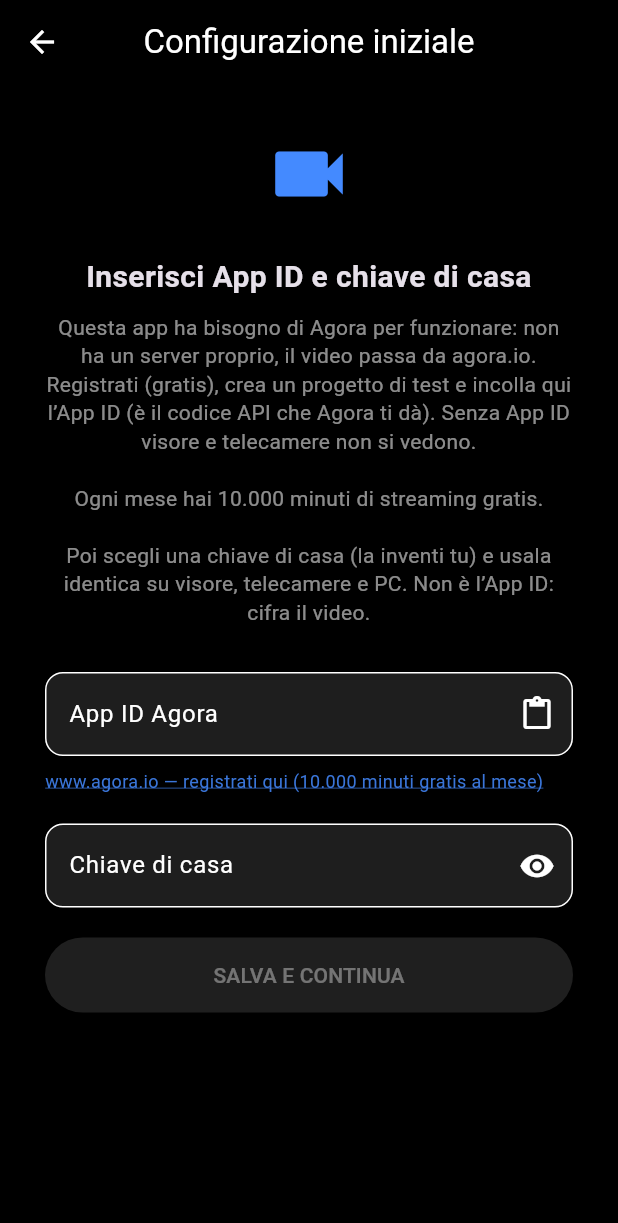
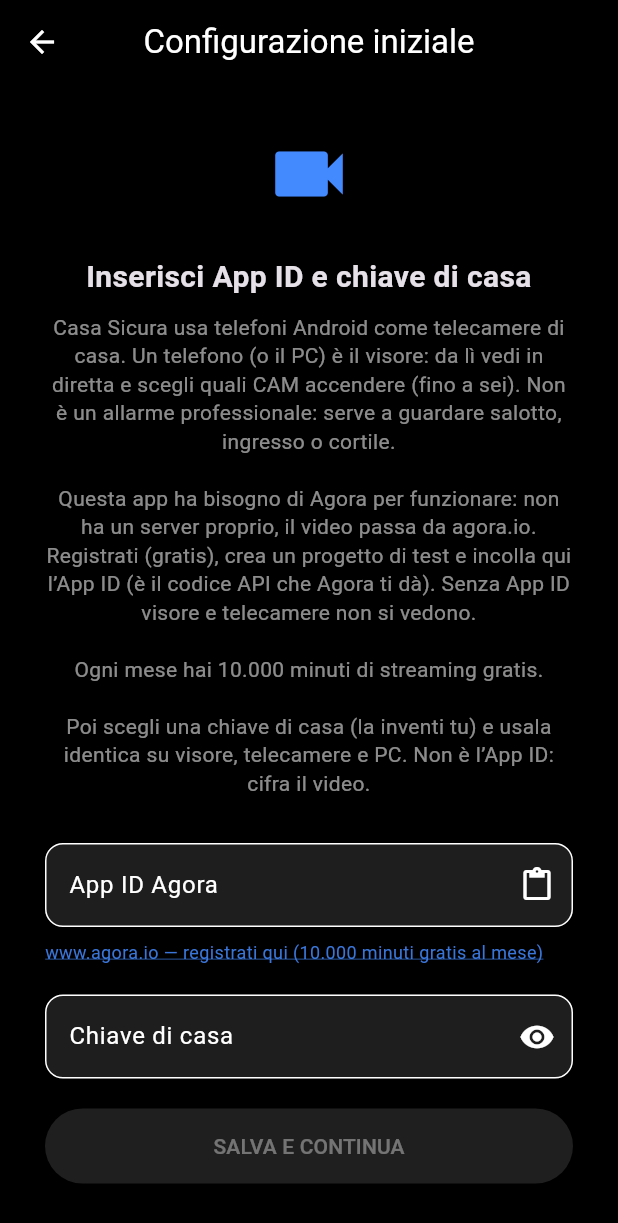
Before and after one commit to Nomeper/home-security-cam, a Flutter app: the AppIdInputScreen screen opened directly, on a phone screen of 412 x 824 dp. Shown: the top 1223 px of the screen. Run offline on Flutter 3.47's test engine with Material 3 defaults, Android fonts, the phone set to English and light mode, and no system bars; our stand-ins replace battery_plus, permission_handler, shared_preferences, wakelock_plus; missing offline and left inert: agora_rtc_engine, flutter_foreground_task; accounts and stored records are empty.

Commit message:
Add a short explanation of what Casa Sicura is for.
Describe in the v1.0.1+23 notes, setup screen, and docs that phones become home cameras, a phone or PC is the viewer, and only selected CAMs turn on.

Co-authored-by: Nomeper <Nomeper@users.noreply.github.com>

```diff
--- a/lib/app_id_input_screen.dart
+++ b/lib/app_id_input_screen.dart
@@ -122,6 +122,10 @@ class _AppIdInputScreenState extends State<AppIdInputScreen> {
               ),
               const SizedBox(height: 10),
               Text(
+                'Casa Sicura usa telefoni Android come telecamere di casa. '
+                'Un telefono (o il PC) è il visore: da lì vedi in diretta e '
+                'scegli quali CAM accendere (fino a sei). Non è un allarme '
+                'professionale: serve a guardare salotto, ingresso o cortile.\n\n'
                 'Questa app ha bisogno di Agora per funzionare: non ha un server '
                 'proprio, il video passa da agora.io. Registrati (gratis), crea '
                 'un progetto di test e incolla qui l’App ID (è il codice API che '
```
Also changed, not shown: 6 other files.
